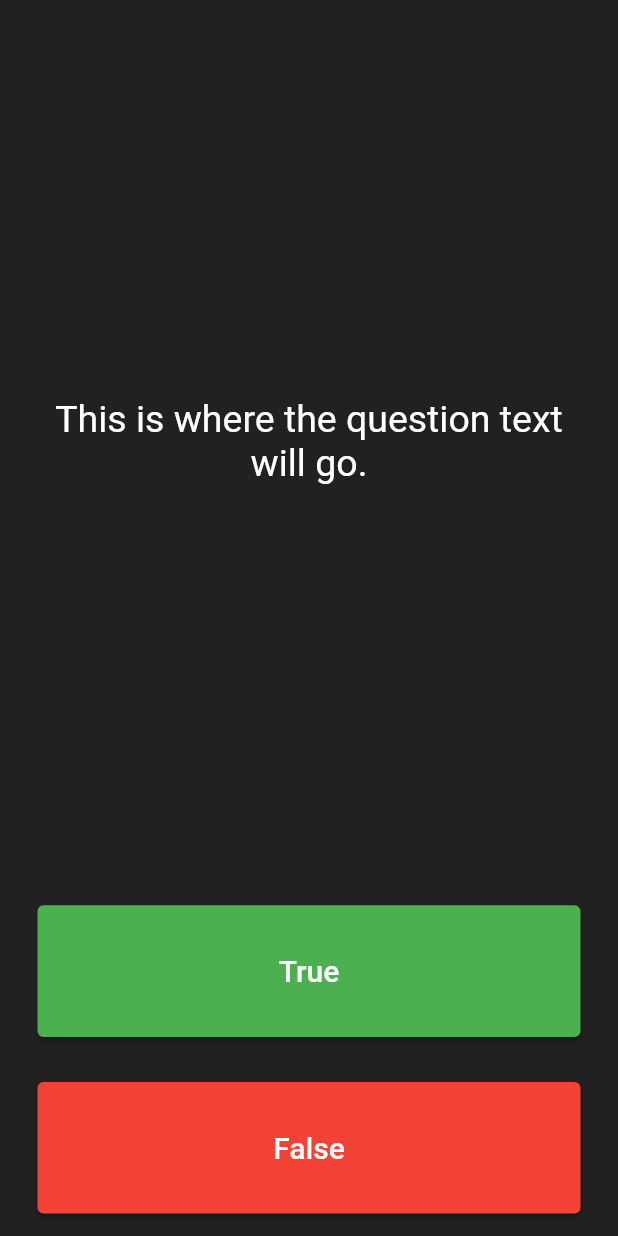
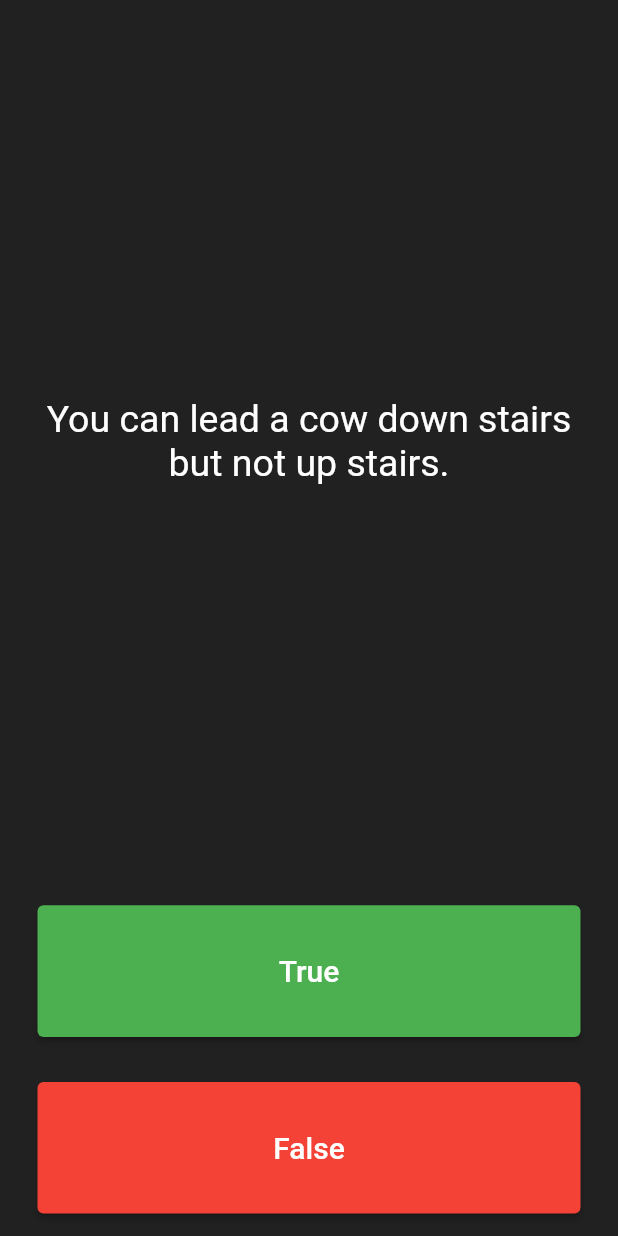
Before and after one commit to helzixxx/quiz_flu, a Flutter app: the screen it shows after launch, after a tap on "True", on a phone screen of 412 x 824 dp. Run offline on Flutter 3.47's test engine with Material 2 defaults, Android fonts, the phone set to English and light mode, and no system bars.

Commit message:
added abstraction, encapsulation

```diff
--- a/lib/main.dart
+++ b/lib/main.dart
@@ -1,4 +1,5 @@
 import 'package:flutter/material.dart';
+import 'quiz_brain.dart';
 
 void main() => runApp(Quizzler());
 
@@ -25,19 +26,23 @@ class QuizPage extends StatefulWidget {
 }
 
 class _QuizPageState extends State<QuizPage> {
+  List<Icon> scoreKeeper = [];
+
+  QuizBrain quizBrain = QuizBrain();
+
   @override
   Widget build(BuildContext context) {
     return Column(
       mainAxisAlignment: MainAxisAlignment.spaceBetween,
       crossAxisAlignment: CrossAxisAlignment.stretch,
       children: [
-        const Expanded(
+        Expanded(
           flex: 5,
           child: Padding(
             padding: EdgeInsets.all(10.0),
             child: Center(
               child: Text(
-                'This is where the question text will go.',
+                quizBrain.getQuestion().questionText,
                 textAlign: TextAlign.center,
                 style: TextStyle(
                   fontSize: 25.0,
@@ -63,6 +68,19 @@ class _QuizPageState extends State<QuizPage> {
               ),
               onPressed: () {
                 //The user picked true.
+
+                bool correctAnswer = quizBrain.getQuestion().answer;
+
+                if (correctAnswer == true) {
+                  print('User got it right');
+                } else {
+                  print('User got it wrong');
+                }
+
+                setState(() {
+                  quizBrain.goToNextQuestion();
+                  //scoreKeeper.add();
+                });
               },
             ),
           ),
@@ -83,18 +101,27 @@ class _QuizPageState extends State<QuizPage> {
               ),
               onPressed: () {
                 //The user picked false.
+
+                bool correctAnswer = quizBrain.getQuestion().answer;
+
+                if (correctAnswer == false) {
+                  print('User got it right');
+                } else {
+                  print('User got it wrong');
+                }
+
+                setState(() {
+                  quizBrain.goToNextQuestion();
+                });
               },
             ),
           ),
         ),
         //TODO: Add a Row here as your score keeper
+        Row(
+          children: scoreKeeper,
+        )
       ],
     );
   }
 }
-
-/*
-question1: 'You can lead a cow down stairs but not up stairs.', false,
-question2: 'Approximately one quarter of human bones are in the feet.', true,
-question3: 'A slug\'s blood is green.', true,
-*/
--- /dev/null
+++ b/lib/question.dart
@@ -0,0 +1,7 @@
+class Question {
+
+  String questionText;
+  bool answer;
+
+  Question(this.questionText, this.answer);
+}
--- /dev/null
+++ b/lib/quiz_brain.dart
@@ -0,0 +1,45 @@
+import 'question.dart';
+
+class QuizBrain {
+
+  int _questionNumber = 0;
+
+  final List<Question> _questions = [
+    Question('Some cats are actually allergic to humans', true),
+    Question('You can lead a cow down stairs but not up stairs.', false),
+    Question('Approximately one quarter of human bones are in the feet.', true),
+    Question('A slug\'s blood is green.', true),
+    Question('Buzz Aldrin\'s mother\'s maiden name was \"Moon\".', true),
+    Question('It is illegal to pee in the Ocean in Portugal.', true),
+    Question(
+        'No piece of square dry paper can be folded in half more than 7 times.',
+        false),
+    Question(
+        'In London, UK, if you happen to die in the House of Parliament, you are technically entitled to a state funeral, because the building is considered too sacred a place.',
+        true),
+    Question(
+        'The loudest sound produced by any animal is 188 decibels. That animal is the African Elephant.',
+        false),
+    Question(
+        'The total surface area of two human lungs is approximately 70 square metres.',
+        true),
+    Question('Google was originally called \"Backrub\".', true),
+    Question(
+        'Chocolate affects a dog\'s heart and nervous system; a few ounces are enough to kill a small dog.',
+        true),
+    Question(
+        'In West Virginia, USA, if you accidentally hit an animal with your car, you are free to take it home to eat.',
+        true),
+  ];
+
+  void goToNextQuestion(){
+    if(_questionNumber < _questions.length -1){
+      _questionNumber++;
+    }
+  }
+
+  Question getQuestion(){
+    return _questions[_questionNumber];
+  }
+
+}
```
